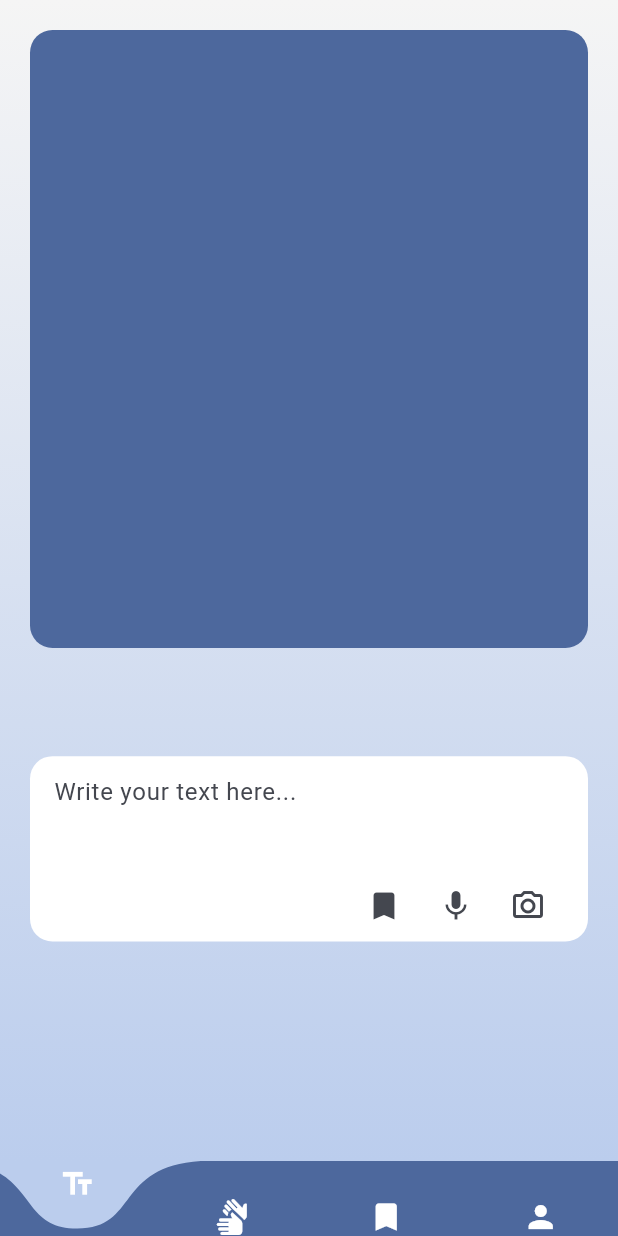
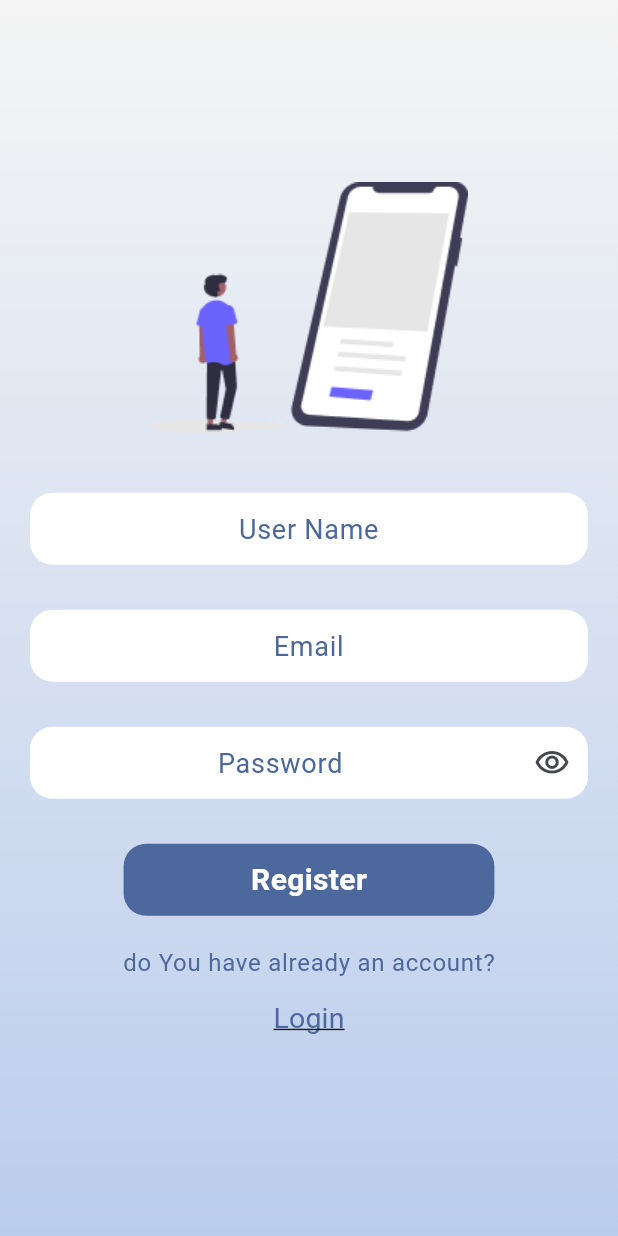
Before and after one commit to karimkhater0/mafhom, a Flutter app: the screen it shows after launch, on a phone screen of 412 x 824 dp. Run offline on Flutter 3.47's test engine with Material 3 defaults, Android fonts, the phone set to English and light mode, and no system bars; drawn by our look-alikes of curved_navigation_bar; our stand-ins replace bloc, dio, flutter_bloc, fluttertoast, smooth_page_indicator.

Commit message:
login commin
login commin

```diff
--- a/lib/main.dart
+++ b/lib/main.dart
@@ -1,7 +1,10 @@
 import 'package:bloc/bloc.dart';
 import 'package:flutter/material.dart';
+import 'package:mafhom/modules/register/register_screen.dart';
+import 'package:mafhom/modules/splash/splash_screen.dart';
 import 'package:mafhom/shared/bloc_observer.dart';
 import 'package:mafhom/shared/constants.dart';
+import 'package:mafhom/shared/dio_helper.dart';
 
 import 'layout/home_layout.dart';
 import 'modules/login/login_screen.dart';
@@ -10,6 +13,7 @@ import 'modules/text_to_sign/text_to_sign_screen.dart';
 
 void main() {
   Bloc.observer = MyBlocObserver();
+  DioHelper.init();
   runApp(const MyApp());
 }
 
@@ -26,7 +30,7 @@ class MyApp extends StatelessWidget {
         colorScheme: ColorScheme.fromSeed(seedColor: Color(0xff4d689d)),
         useMaterial3: true,
       ),
-      home:  HomeLayout(),
+      home: RegisterScreen(),
     );
   }
 }
--- a/lib/modules/register/register_screen.dart
+++ b/lib/modules/register/register_screen.dart
@@ -0,0 +1,150 @@
+import 'package:flutter/material.dart';
+import 'package:flutter_bloc/flutter_bloc.dart';
+import 'package:mafhom/modules/login/login_screen.dart';
+import 'package:mafhom/shared/components.dart';
+import 'package:mafhom/shared/constants.dart';
+import 'package:mafhom/shared/cubit/cubit.dart';
+import 'package:mafhom/shared/cubit/states.dart';
+
+class RegisterScreen extends StatelessWidget {
+  RegisterScreen({super.key});
+  var formKey = GlobalKey<FormState>();
+  @override
+  Widget build(BuildContext context) {
+    var registerUsernameController = TextEditingController();
+    var registerEmailController = TextEditingController();
+    var registeredPasswordController = TextEditingController();
+    return BlocProvider(
+      create: (context) => AppCubit(),
+      child: BlocConsumer<AppCubit, AppStates>(
+        listener: (BuildContext context, state) {},
+        builder: (BuildContext context, state) => Scaffold(
+          body: SafeArea(
+            child: Container(
+              decoration: backgroundDecoration,
+              child: Center(
+                child: SingleChildScrollView(
+                  padding: EdgeInsets.all(20.0),
+                  child: Form(
+                    key: formKey,
+                    child: Column(
+                      mainAxisAlignment: MainAxisAlignment.center,
+                      children: [
+                        Image(
+                          image: AssetImage('assets/images/login/register.png'),
+                        ),
+                        const SizedBox(
+                          height: 40,
+                        ),
+                        formField(
+                          controller: registerUsernameController,
+                          textType: TextInputType.emailAddress,
+                          labelText: 'User Name',
+                          validate: (value) {
+                            if (value!.isEmpty) {
+                              return 'Please enter a valid Username';
+                            }
+                            return null;
+                          },
+                        ),
+                        const SizedBox(
+                          height: 30,
+                        ),
+                        formField(
+                          controller: registerEmailController,
+                          textType: TextInputType.emailAddress,
+                          labelText: 'Email',
+                          validate: (value) {
+                            if (value!.isEmpty) {
+                              return 'Please enter a valid Email';
+                            }
+                            return null;
+                          },
+                        ),
+                        const SizedBox(
+                          height: 30,
+                        ),
+                        formField(
+                          context: context,
+                          controller: registeredPasswordController,
+                          textType: TextInputType.visiblePassword,
+                          labelText: 'Password',
+                          isPassword: true,
+                          isPasswordHidden:
+                              AppCubit.get(context).isPasswordHidden,
+                          validate: (value) {
+                            if (value!.isEmpty) {
+                              return 'Please enter your Password';
+                            }
+                            return null;
+                          },
+                        ),
+                        const SizedBox(
+                          height: 30,
+                        ),
+                        defaultButton(
+                            backGround: primaryColor,
+                            text: 'Register',
+                            onPressed: () {
+                              if (formKey.currentState!.validate()) {
+                                AppCubit.get(context).userRegister(
+                                  username: registerUsernameController.text,
+                                  email: registerEmailController.text,
+                                  password: registeredPasswordController.text,
+                                );
+                              }
+                            },
+                            width: screenWidth(context) * 0.6),
+                        // (state is! ShopRegisterLoadingState)
+                        //     ? defaultButton(
+                        //         backGround: primaryColor,
+                        //         text: 'Register',
+                        //         onPressed: () {
+                        //           if (formKey.currentState!.validate()) {
+                        //             AppCubit.get(context).userRegister(
+                        //               username: registerUsernameController.text,
+                        //               email: registerEmailController.text,
+                        //               password: registeredPasswordController.text,
+                        //             );
+                        //           }
+                        //         },
+                        //         width: screenWidth(context) * 0.6)
+                        //     : Center(
+                        //         child: CircularProgressIndicator(),
+                        //       ),
+                        SizedBox(
+                          height: 20,
+                        ),
+                        Text(
+                          "do You have already an account?",
+                          style: Theme.of(context)
+                              .textTheme
+                              .bodyLarge
+                              ?.copyWith(color: primaryColor),
+                        ),
+                        TextButton(
+                          onPressed: () {
+                            navigateAndFinish(context, LoginScreen());
+                          },
+                          child: Text(
+                            'Login',
+                            style: TextStyle(
+                              fontSize: 19,
+                              fontWeight: FontWeight.w400,
+                              decoration: TextDecoration.underline,
+                              color: primaryColor,
+                            ),
+                          ),
+                        ),
+                      ],
+                    ),
+                  ),
+                ),
+              ),
+            ),
+          ),
+        ),
+      ),
+    );
+  }
+}
--- a/lib/shared/cubit/cubit.dart
+++ b/lib/shared/cubit/cubit.dart
@@ -2,13 +2,17 @@ import 'package:bloc/bloc.dart';
 import 'package:flutter/material.dart';
 import 'package:flutter_bloc/flutter_bloc.dart';
 import 'package:mafhom/modules/account/account_screen.dart';
+import 'package:mafhom/modules/login/login_screen.dart';
+import 'package:mafhom/modules/register/register_screen.dart';
 import 'package:mafhom/modules/saved/saved_screen.dart';
 import 'package:mafhom/modules/text_to_sign/text_to_sign_screen.dart';
 import 'package:mafhom/shared/cubit/states.dart';
+import 'package:mafhom/shared/dio_helper.dart';
+import 'package:mafhom/shared/end_points.dart';
 
 import '../../modules/sign_to_text/sign_to_text_screen.dart';
 
-class AppCubit extends Cubit<AppStates>{
+class AppCubit extends Cubit<AppStates> {
   AppCubit() : super(AppInitialState());
   static AppCubit get(context) => BlocProvider.of(context);
 
@@ -21,33 +25,75 @@ class AppCubit extends Cubit<AppStates>{
     const STTScreen(),
     const SavedScreen(),
     const AccountScreen(),
+    LoginScreen(),
+    RegisterScreen(),
   ];
 
-  void changeOnBoardingPage(int index){
-    if(index == 2){
-      isLast=true;
+  void changeOnBoardingPage(int index) {
+    if (index == 2) {
+      isLast = true;
       emit(AppChangeOnBoardingState());
-    }
-    else{
-      isLast=false;
+    } else {
+      isLast = false;
       emit(AppChangeOnBoardingState());
     }
   }
 
-  void changeBottomNavBar(index)
-  {
-    currentIndex=index;
+  void changeBottomNavBar(index) {
+    currentIndex = index;
     emit(AppChangeBottomNavBarState());
   }
 
   IconData suffix = Icons.visibility_outlined;
-  void changePasswordVisibility()
-  {
+  void changePasswordVisibility() {
     isPasswordHidden = !isPasswordHidden;
 
-    suffix = isPasswordHidden? Icons.visibility_outlined:Icons.visibility_off_outlined ;
+    suffix = isPasswordHidden
+        ? Icons.visibility_outlined
+        : Icons.visibility_off_outlined;
     emit(ShopChangePasswordVisibilityState());
-
   }
 
+  void userLogin({
+    required String email,
+    required String password,
+  }) {
+    emit(ShopLoginLoadingState());
+    DioHelper.postData(
+      url: LOGIN,
+      data: {
+        "email": email,
+        "password": password,
+      },
+    ).then((value) {
+      print(value.data);
+      emit(ShopLoginSuccessState());
+    }).catchError((error) {
+      emit(ShopLoginErrorState(error.toString()));
+    });
+  }
+
+  void userRegister({
+    required String username,
+    required String email,
+    required String password,
+  }) {
+    emit(ShopRegisterInitialState());
+    DioHelper.postData(
+      url: REGISTER,
+      data: {
+        "username": username,
+        "email": email,
+        "password": password,
+        "passwordConfirm": password,
+        "fullName": "mommo yasser"
+      },
+    ).then((value) {
+      print(value.data);
+      emit(ShopRegisterSuccessState());
+    }).catchError((error) {
+      print(error.toString());
+      emit(ShopRegisterErrorState(error.toString()));
+    });
+  }
 }
--- a/lib/shared/cubit/states.dart
+++ b/lib/shared/cubit/states.dart
@@ -1,5 +1,3 @@
-
-
 abstract class AppStates {}
 
 class AppInitialState extends AppStates {}
@@ -9,3 +7,25 @@ class AppChangeOnBoardingState extends AppStates {}
 class AppChangeBottomNavBarState extends AppStates {}
 
 class ShopChangePasswordVisibilityState extends AppStates {}
+
+class ShopLoginInitialState extends AppStates {}
+
+class ShopLoginSuccessState extends AppStates {}
+
+class ShopLoginLoadingState extends AppStates {}
+
+class ShopRegisterInitialState extends AppStates {}
+
+class ShopRegisterSuccessState extends AppStates {}
+
+class ShopRegisterLoadingState extends AppStates {}
+
+class ShopLoginErrorState extends AppStates {
+  final String error;
+  ShopLoginErrorState(this.error);
+}
+
+class ShopRegisterErrorState extends AppStates {
+  final String error;
+  ShopRegisterErrorState(this.error);
+}
--- /dev/null
+++ b/lib/shared/dio_helper.dart
@@ -0,0 +1,36 @@
+import 'package:dio/dio.dart';
+
+class DioHelper {
+  static Dio? dio;
+
+  static init() {
+    dio = Dio(
+      BaseOptions(
+        baseUrl: "https://mafhoom-api.onrender.com/users/",
+        receiveDataWhenStatusError: true,
+        headers: {"Content-Type": "application/json"},
+      ),
+    );
+  }
+
+  static Future<Response> getData({
+    required String url,
+    required Map<String, dynamic> quary,
+  }) async {
+    return await dio!.get(
+      url,
+      queryParameters: quary,
+    );
+  }
+
+  static Future<Response> postData(
+      {required String url,
+      Map<String, dynamic>? quary,
+      required Map<String, dynamic> data}) async {
+    return dio!.post(
+      url,
+      queryParameters: quary,
+      data: data,
+    );
+  }
+}
--- /dev/null
+++ b/lib/shared/end_points.dart
@@ -0,0 +1,3 @@
+const LOGIN = "login"; // our api
+//const LOGIN = "users/login"; // test api
+const REGISTER = "register";
--- a/pubspec.yaml
+++ b/pubspec.yaml
@@ -39,6 +39,8 @@ dependencies:
   flutter_bloc: ^8.1.3
   curved_navigation_bar: ^1.0.3
   fluttertoast: ^8.2.4
+  dio: ^5.4.0
+
 
 
 
```
Also changed, not shown: lib/modules/login/login_screen.dart (+47 -38 lines), lib/modules/onboarding/onboarding_screen.dart (+43 -43 lines), lib/shared/components.dart (+24 -59 lines), pubspec.lock.
